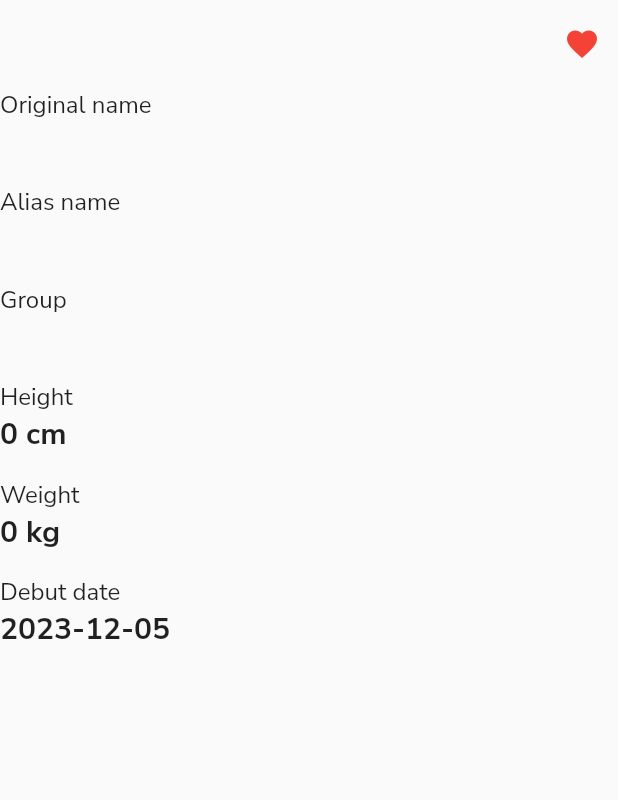
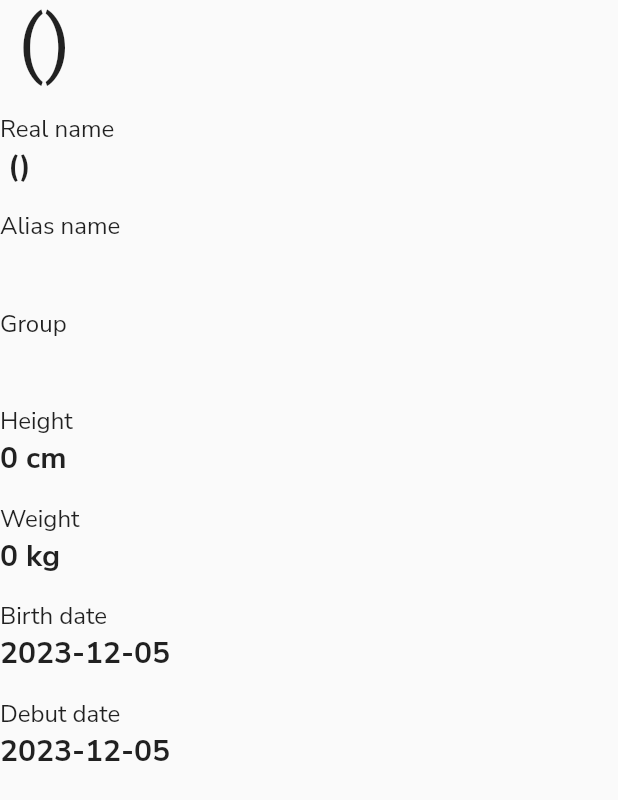
Before and after one commit to xGauss05/kpop_app, a Flutter app: the InfoSection widget shown alone on an empty page, opened directly with empty values, on a phone screen of 412 x 824 dp. Shown: the top 800 px of the screen. Run offline on Flutter 3.47's test engine with Material 2 defaults, Android fonts, the phone set to English and light mode, and no system bars; our stand-ins replace google_fonts; network calls fail.

Commit message:
Modified artist detail

```diff
--- a/lib/view/artist_detail.dart
+++ b/lib/view/artist_detail.dart
@@ -32,7 +32,16 @@ class _ArtistDetailState extends State<ArtistDetail> {
         ),
       ),
       backgroundColor: const Color.fromARGB(255, 212, 238, 250),
-      body: SingleChildScrollView(
+      floatingActionButton: FloatingActionButton(
+        onPressed: () {},
+        backgroundColor: const Color.fromARGB(255, 241, 189, 189),
+        child: const Icon(
+          Icons.favorite,
+          color: Colors.red,
+        ),
+      ),
+      body: SizedBox(
+        child: SingleChildScrollView(
           child: Column(
             children: [
               ImageSection(artist: widget.artist),
@@ -79,6 +88,7 @@ class _ArtistDetailState extends State<ArtistDetail> {
                 ),
               ),
             ],
+          ),
         ),
       ),
       bottomNavigationBar: BottomNavigationBar(
@@ -166,22 +176,16 @@ class InfoSection extends StatelessWidget {
           children: [
             Expanded(
               child: Text(
-                artist.realName,
+                "${artist.name} (${artist.nameOriginal})",
                 style: const TextStyle(fontSize: 50),
               ),
             ),
-            IconButton(
-                icon: const Icon(
-                  Icons.favorite,
-                  size: 24,
-                  color: Colors.red,
-                ),
-                onPressed: () {}),
           ],
         ),
+        const SizedBox(height: 16),
         InfoData(
-          name: 'Original name',
-          value: artist.nameOriginal,
+          name: 'Real name',
+          value: "${artist.realName} (${artist.realNameOriginal})",
         ),
         const SizedBox(height: 16),
         InfoData(
@@ -209,6 +213,11 @@ class InfoSection extends StatelessWidget {
         ),
         const SizedBox(height: 16),
         InfoData(
+          name: 'Birth date',
+          value: DateFormat('yyyy-MM-dd').format(artist.birthDate).toString(),
+        ),
+        const SizedBox(height: 16),
+        InfoData(
           name: 'Debut date',
           value: artist.debutDate == null
               ? "No data"
```
Also changed, not shown: lib/main.dart (+11 -8 lines). Lines whose indentation alone changed are shown as unchanged.
